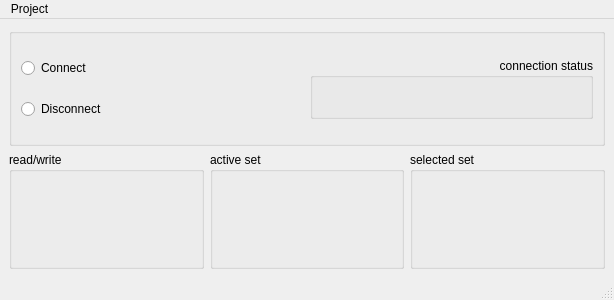
Above: nuRMainWindow.ui from ProfNitz/nuRay before the change. Below: the same form after it.
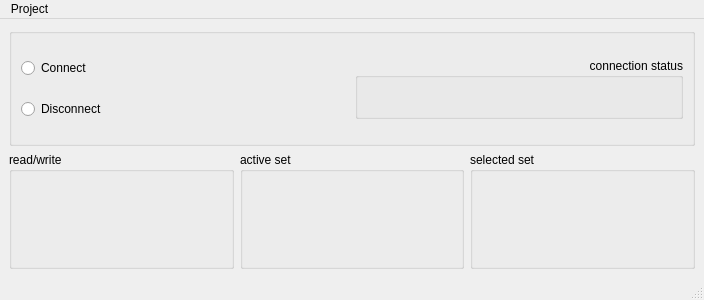
That is the form after the change.

Commit message:
handling com ports and connection status
empty connection isnt allowed,
led shows if the port is open and ready to read/write data
led works properly on real devices
some issues with virtual comports
label shown next to led showing which port is selected
hint is shown if connect is pressed while no port is selected.

```diff
--- a/nuRMainWindow.ui
+++ b/nuRMainWindow.ui
@@ -6,7 +6,7 @@
    <rect>
     <x>0</x>
     <y>0</y>
-    <width>614</width>
+    <width>704</width>
     <height>300</height>
    </rect>
   </property>
@@ -57,13 +57,13 @@
          <widget class="QWidget" name="verticalLayoutWidget_7">
           <property name="geometry">
            <rect>
-            <x>39</x>
+            <x>10</x>
             <y>20</y>
-            <width>51</width>
+            <width>111</width>
             <height>31</height>
            </rect>
           </property>
-          <layout class="QVBoxLayout" name="ConnectionStatus"/>
+          <layout class="QHBoxLayout" name="ConnectionStatus"/>
          </widget>
         </widget>
        </item>
@@ -167,7 +167,7 @@
     <rect>
      <x>0</x>
      <y>0</y>
-     <width>614</width>
+     <width>704</width>
      <height>22</height>
     </rect>
    </property>
```
Left out of the diff: 2 changed lines with no effect on the pictures. The commit also changes 1 other file.
